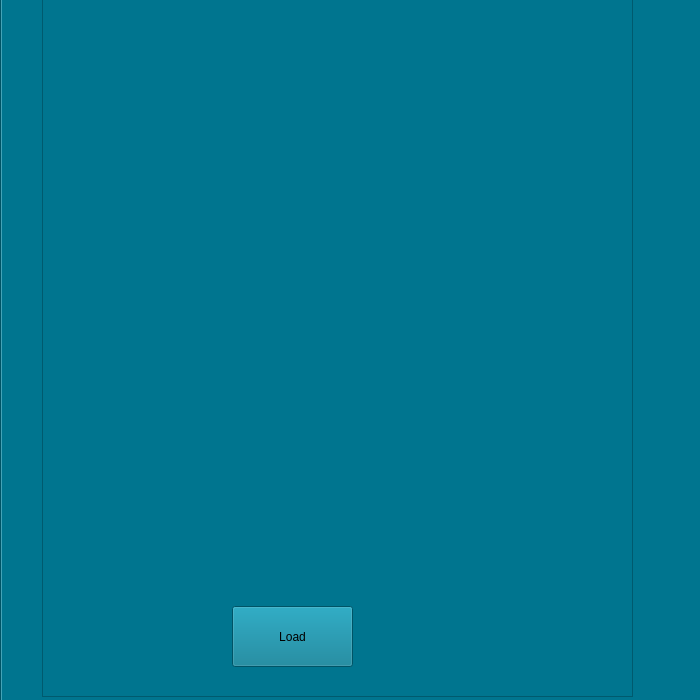
Above: loaddoctor.ui from RISWANAAAA/ASCAN before the change. Below: the same form after it.
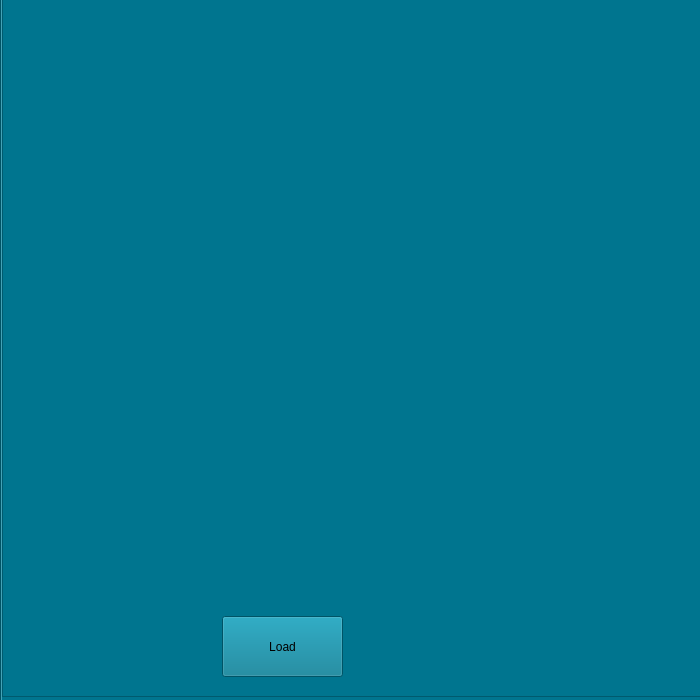
That is the form after the change. The open tabs and pages were chosen to show the change. Icons and pictures are not drawn.

```diff
--- a/loaddoctor.ui
+++ b/loaddoctor.ui
@@ -114,9 +114,9 @@
     <widget class="QTableView" name="tableView_2">
      <property name="geometry">
       <rect>
-       <x>40</x>
+       <x>0</x>
        <y>0</y>
-       <width>591</width>
+       <width>701</width>
        <height>701</height>
       </rect>
      </property>
@@ -178,8 +178,8 @@
     <widget class="QPushButton" name="ButPatLoad">
      <property name="geometry">
       <rect>
-       <x>230</x>
-       <y>610</y>
+       <x>220</x>
+       <y>620</y>
        <width>121</width>
        <height>61</height>
       </rect>
```
Left out of the diff: 2 changed lines with no effect on the pictures.
